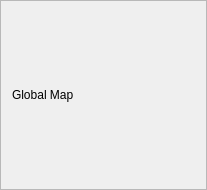
This is aui/gui/views/sources/ui/map.ui in argenortega/AUI as Qt 5 draws it before an edit. The edited form follows.
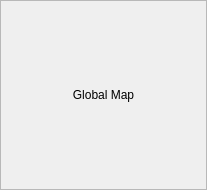
This is the edited form. Icons and pictures are not drawn.

Patch:
```diff
--- a/aui/gui/views/sources/ui/map.ui
+++ b/aui/gui/views/sources/ui/map.ui
@@ -23,11 +23,20 @@
    <enum>QFrame::Raised</enum>
   </property>
   <layout class="QHBoxLayout" name="horizontalLayout">
+   <property name="margin">
+    <number>0</number>
+   </property>
    <item>
     <widget class="QLabel" name="map">
+     <property name="autoFillBackground">
+      <bool>false</bool>
+     </property>
      <property name="text">
       <string>Global Map</string>
      </property>
+     <property name="alignment">
+      <set>Qt::AlignCenter</set>
+     </property>
     </widget>
    </item>
   </layout>
```
